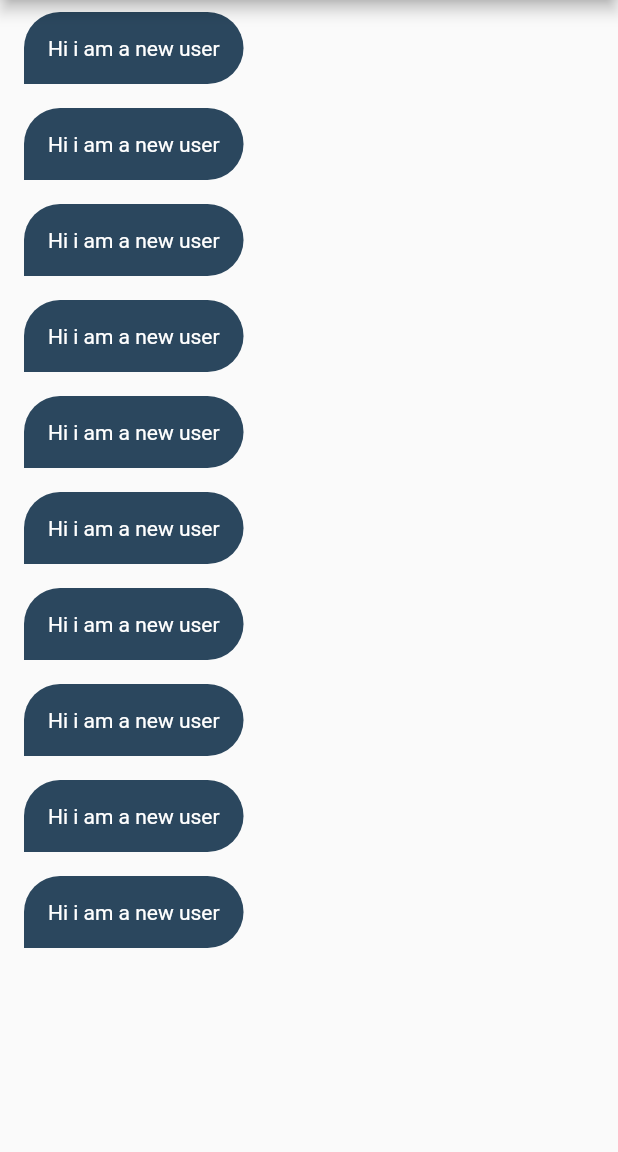
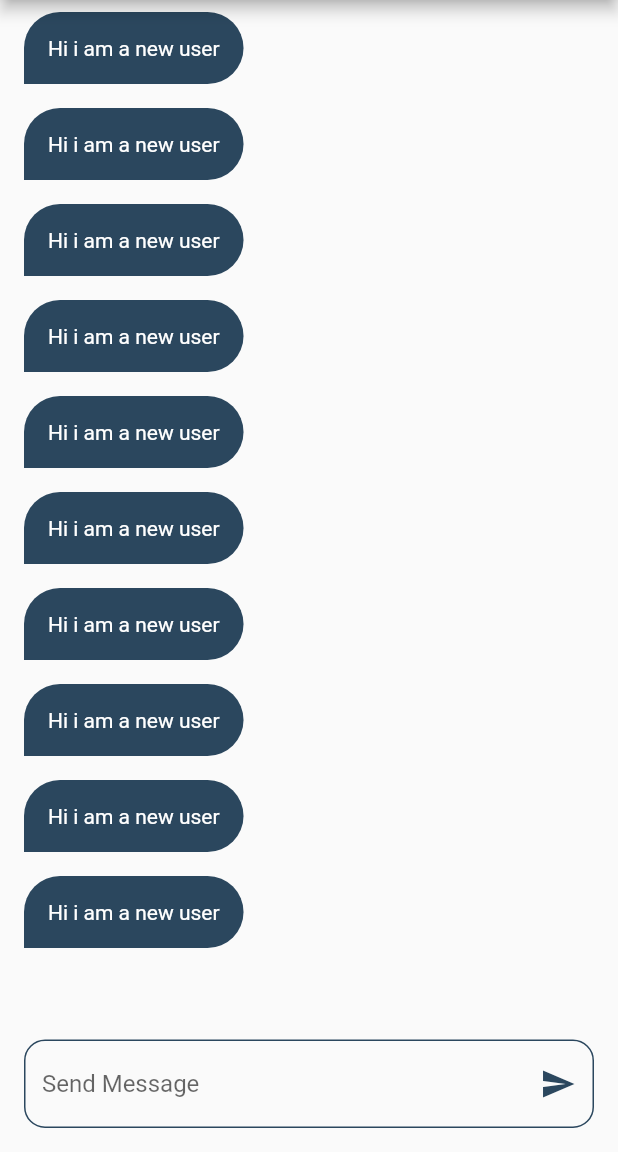
Before and after one commit to Hishamk99/chat_app, a Flutter app: the ChatPage screen opened by its route, on a phone screen of 412 x 824 dp, the part 84-1236 px from its top. Run offline on Flutter 3.47's test engine with Material 2 defaults, Android fonts, the phone set to English and light mode, and no system bars; our stand-ins replace firebase_auth, firebase_core, modal_progress_hud_nsn; accounts and stored records are empty.

Commit message:
expanded widget

```diff
--- a/lib/screens/chat_page.dart
+++ b/lib/screens/chat_page.dart
@@ -23,11 +23,34 @@ class ChatPage extends StatelessWidget {
         backgroundColor: kPrimaryColor,
         automaticallyImplyLeading: false,
       ),
-      body: ListView.builder(
-        itemCount: 10,
-        itemBuilder: (context , index){
-        return  ChatBubble();
-      })
+      body: Column(
+        children: [
+          Expanded(
+            child: ListView.builder(
+                itemCount: 10,
+                itemBuilder: (context, index) {
+                  return ChatBubble();
+                }),
+          ),
+          Padding(
+            padding: const EdgeInsets.all(16),
+            child: TextField(
+              decoration: InputDecoration(
+                hintText: 'Send Message',
+                suffixIcon: const Icon(Icons.send , color: kPrimaryColor,),
+                border: OutlineInputBorder(
+                  borderRadius: BorderRadius.circular(14),
+                  borderSide: const BorderSide(color: kPrimaryColor)
+                ),
+                enabledBorder: OutlineInputBorder(
+                  borderRadius: BorderRadius.circular(14),
+                  borderSide: const BorderSide(color: kPrimaryColor)
+                ),
+              ),
+            ),
+          ),
+        ],
+      ),
     );
   }
 }
```
